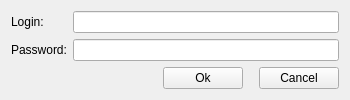
Before: the Qt Designer form loginwindow.ui in ZweiBein/QtLogin, drawn with Qt 5.
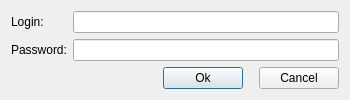
After: the same form once the commit is applied. Icons and pictures are not drawn.

Commit message: features: Signals from lineEdits to 'Ok' button and setup of 'Ok' and 'Cancel' keys, so they respond to the 'enter' key.

Diff of the .ui file:
```diff
--- a/loginwindow.ui
+++ b/loginwindow.ui
@@ -69,6 +69,9 @@
        <property name="text">
         <string>Ok</string>
        </property>
+       <property name="default">
+        <bool>true</bool>
+       </property>
       </widget>
      </item>
      <item>
```
Left out of the diff: 38 changed lines with no effect on the pictures. The commit also changes 4 other files.
